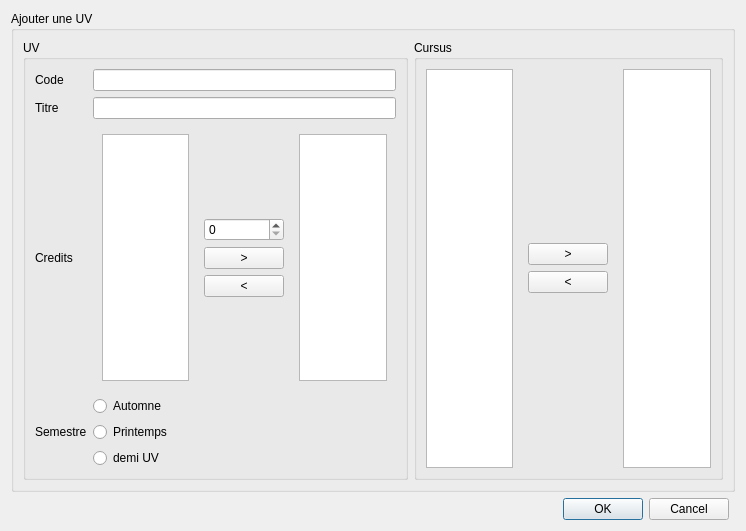
Qt form window/ajouteruvwindow.ui (roddehugo/utprofiler) before a commit.
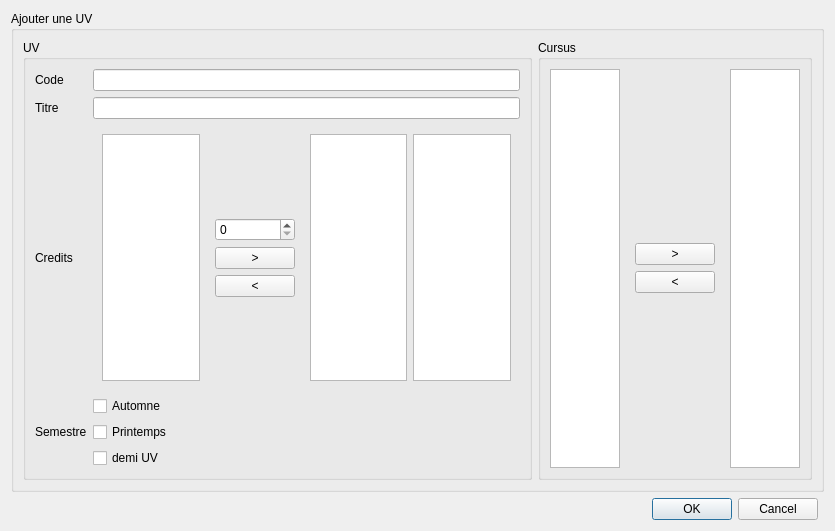
The same form after that commit.

The edit to the form file:
```diff
--- a/window/ajouteruvwindow.ui
+++ b/window/ajouteruvwindow.ui
@@ -6,7 +6,7 @@
    <rect>
     <x>0</x>
     <y>0</y>
-    <width>746</width>
+    <width>835</width>
     <height>531</height>
    </rect>
   </property>
@@ -57,21 +57,21 @@
              <item row="3" column="1">
               <layout class="QVBoxLayout" name="verticalLayout">
                <item>
-                <widget class="QRadioButton" name="isautomne">
+                <widget class="QCheckBox" name="isautomne">
                  <property name="text">
                   <string>Automne</string>
                  </property>
                 </widget>
                </item>
                <item>
-                <widget class="QRadioButton" name="isprintemps">
+                <widget class="QCheckBox" name="isprintemps">
                  <property name="text">
                   <string>Printemps</string>
                  </property>
                 </widget>
                </item>
                <item>
-                <widget class="QRadioButton" name="isdemiuv">
+                <widget class="QCheckBox" name="isdemiuv">
                  <property name="text">
                   <string>demi UV</string>
                  </property>
@@ -95,7 +95,7 @@
                 <item row="0" column="0">
                  <layout class="QHBoxLayout" name="horizontalLayout_6">
                   <item>
-                   <widget class="QListView" name="listView"/>
+                   <widget class="QListWidget" name="categoriecol"/>
                   </item>
                   <item>
                    <widget class="QWidget" name="widget_3" native="true">
@@ -125,7 +125,10 @@
                    </widget>
                   </item>
                   <item>
-                   <widget class="QListView" name="listView_6"/>
+                   <widget class="QListWidget" name="creditajoute"/>
+                  </item>
+                  <item>
+                   <widget class="QListWidget" name="creditcol"/>
                   </item>
                  </layout>
                 </item>
@@ -146,7 +149,7 @@
            <item row="0" column="0">
             <layout class="QHBoxLayout" name="horizontalLayout_5">
              <item>
-              <widget class="QListView" name="listView_3"/>
+              <widget class="QListWidget" name="cursuscolonne"/>
              </item>
              <item>
               <widget class="QWidget" name="widget_2" native="true">
@@ -173,7 +176,7 @@
               </widget>
              </item>
              <item>
-              <widget class="QListView" name="listView_4"/>
+              <widget class="QListWidget" name="cursusajoute"/>
              </item>
             </layout>
            </item>
```
Left out of the diff: 4 changed lines with no effect on the pictures.
